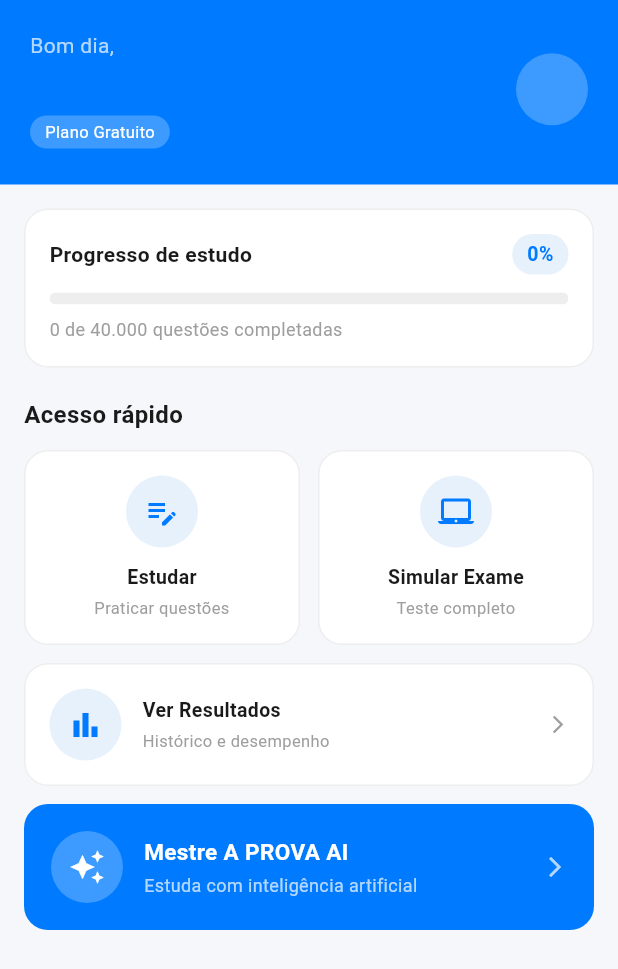
After one commit to Guarnete/a-prova-app, a Flutter app: the HomeScreen screen opened directly, on a phone screen of 412 x 824 dp. The commit adds this screen. Shown: the top 969 px of the screen. Run offline on Flutter 3.47's test engine with Material 3 defaults, Android fonts, the phone set to English and light mode, and no system bars; our stand-ins replace cloud_firestore, firebase_auth, firebase_core; accounts and stored records are empty; statements that could not run were skipped.

Commit message:
✅ FASE 2 (60%): Tela Home criada + AppDialog pop-ups + navegação Login→Home

```diff
--- /dev/null
+++ b/lib/screens/home_screen.dart
@@ -0,0 +1,452 @@
+import 'package:flutter/material.dart';
+import 'package:firebase_auth/firebase_auth.dart';
+import '../services/auth_service.dart';
+import 'login_screen.dart';
+
+class HomeScreen extends StatefulWidget {
+  const HomeScreen({Key? key}) : super(key: key);
+
+  @override
+  State<HomeScreen> createState() => _HomeScreenState();
+}
+
+class _HomeScreenState extends State<HomeScreen> {
+  final _authService = AuthService();
+  String _nomeUtilizador = '';
+  String _iniciaisUtilizador = '';
+  String _plano = 'Plano Gratuito';
+
+  @override
+  void initState() {
+    super.initState();
+    _carregarDadosUtilizador();
+  }
+
+  void _carregarDadosUtilizador() {
+    final User? user = _authService.currentUser;
+    if (user != null) {
+      final nome = user.displayName ?? 'Estudante';
+      final partes = nome.split(' ');
+      final iniciais = partes.length >= 2
+          ? '${partes[0][0]}${partes[1][0]}'.toUpperCase()
+          : nome[0].toUpperCase();
+      setState(() {
+        _nomeUtilizador = nome;
+        _iniciaisUtilizador = iniciais;
+      });
+    }
+  }
+
+  String _saudacao() {
+    final hora = DateTime.now().hour;
+    if (hora < 12) return 'Bom dia,';
+    if (hora < 18) return 'Boa tarde,';
+    return 'Boa noite,';
+  }
+
+  Future<void> _logout() async {
+    final confirmar = await showDialog<bool>(
+      context: context,
+      builder: (context) => AlertDialog(
+        shape: RoundedRectangleBorder(borderRadius: BorderRadius.circular(16)),
+        title: const Text('Terminar sessão'),
+        content: const Text('Tens a certeza que queres sair?'),
+        actions: [
+          TextButton(
+            onPressed: () => Navigator.pop(context, false),
+            child: const Text('Cancelar'),
+          ),
+          ElevatedButton(
+            onPressed: () => Navigator.pop(context, true),
+            style: ElevatedButton.styleFrom(
+              backgroundColor: Colors.red,
+              shape: RoundedRectangleBorder(borderRadius: BorderRadius.circular(8)),
+            ),
+            child: const Text('Sair', style: TextStyle(color: Colors.white)),
+          ),
+        ],
+      ),
+    );
+    if (confirmar == true) {
+      await _authService.logout();
+      if (!mounted) return;
+      Navigator.pushReplacement(
+        context,
+        MaterialPageRoute(builder: (context) => const LoginScreen()),
+      );
+    }
+  }
+
+  @override
+  Widget build(BuildContext context) {
+    return Scaffold(
+      backgroundColor: const Color(0xFFF5F7FA),
+      body: SafeArea(
+        child: SingleChildScrollView(
+          child: Column(
+            crossAxisAlignment: CrossAxisAlignment.start,
+            children: [
+
+              // HEADER AZUL
+              Container(
+                width: double.infinity,
+                color: const Color(0xFF007AFF),
+                padding: const EdgeInsets.fromLTRB(20, 20, 20, 24),
+                child: Row(
+                  mainAxisAlignment: MainAxisAlignment.spaceBetween,
+                  children: [
+                    Column(
+                      crossAxisAlignment: CrossAxisAlignment.start,
+                      children: [
+                        Text(
+                          _saudacao(),
+                          style: const TextStyle(
+                            color: Colors.white70,
+                            fontSize: 14,
+                          ),
+                        ),
+                        const SizedBox(height: 4),
+                        Text(
+                          _nomeUtilizador,
+                          style: const TextStyle(
+                            color: Colors.white,
+                            fontSize: 20,
+                            fontWeight: FontWeight.bold,
+                          ),
+                        ),
+                        const SizedBox(height: 4),
+                        Container(
+                          padding: const EdgeInsets.symmetric(horizontal: 10, vertical: 3),
+                          decoration: BoxDecoration(
+                            color: Colors.white24,
+                            borderRadius: BorderRadius.circular(20),
+                          ),
+                          child: Text(
+                            _plano,
+                            style: const TextStyle(
+                              color: Colors.white,
+                              fontSize: 11,
+                            ),
+                          ),
+                        ),
+                      ],
+                    ),
+                    GestureDetector(
+                      onTap: _logout,
+                      child: CircleAvatar(
+                        radius: 24,
+                        backgroundColor: Colors.white24,
+                        child: Text(
+                          _iniciaisUtilizador,
+                          style: const TextStyle(
+                            color: Colors.white,
+                            fontWeight: FontWeight.bold,
+                            fontSize: 16,
+                          ),
+                        ),
+                      ),
+                    ),
+                  ],
+                ),
+              ),
+
+              // PROGRESSO
+              Container(
+                margin: const EdgeInsets.all(16),
+                padding: const EdgeInsets.all(16),
+                decoration: BoxDecoration(
+                  color: Colors.white,
+                  borderRadius: BorderRadius.circular(16),
+                  border: Border.all(color: Colors.grey.shade200),
+                ),
+                child: Column(
+                  crossAxisAlignment: CrossAxisAlignment.start,
+                  children: [
+                    Row(
+                      mainAxisAlignment: MainAxisAlignment.spaceBetween,
+                      children: [
+                        const Text(
+                          'Progresso de estudo',
+                          style: TextStyle(
+                            fontSize: 14,
+                            fontWeight: FontWeight.w600,
+                            color: Color(0xFF1A1A1A),
+                          ),
+                        ),
+                        Container(
+                          padding: const EdgeInsets.symmetric(horizontal: 10, vertical: 4),
+                          decoration: BoxDecoration(
+                            color: const Color(0xFFE6F1FB),
+                            borderRadius: BorderRadius.circular(20),
+                          ),
+                          child: const Text(
+                            '0%',
+                            style: TextStyle(
+                              color: Color(0xFF007AFF),
+                              fontWeight: FontWeight.bold,
+                              fontSize: 13,
+                            ),
+                          ),
+                        ),
+                      ],
+                    ),
+                    const SizedBox(height: 12),
+                    ClipRRect(
+                      borderRadius: BorderRadius.circular(4),
+                      child: LinearProgressIndicator(
+                        value: 0.0,
+                        minHeight: 8,
+                        backgroundColor: Colors.grey.shade200,
+                        valueColor: const AlwaysStoppedAnimation<Color>(Color(0xFF007AFF)),
+                      ),
+                    ),
+                    const SizedBox(height: 8),
+                    const Text(
+                      '0 de 40.000 questões completadas',
+                      style: TextStyle(fontSize: 12, color: Colors.grey),
+                    ),
+                  ],
+                ),
+              ),
+
+              // TÍTULO SECÇÃO
+              const Padding(
+                padding: EdgeInsets.fromLTRB(16, 4, 16, 12),
+                child: Text(
+                  'Acesso rápido',
+                  style: TextStyle(
+                    fontSize: 16,
+                    fontWeight: FontWeight.bold,
+                    color: Color(0xFF1A1A1A),
+                  ),
+                ),
+              ),
+
+              // BOTÕES ESTUDAR + SIMULAR EXAME
+              Padding(
+                padding: const EdgeInsets.symmetric(horizontal: 16),
+                child: Row(
+                  children: [
+                    Expanded(
+                      child: _BotaoAcesso(
+                        icone: Icons.edit_note,
+                        titulo: 'Estudar',
+                        subtitulo: 'Praticar questões',
+                        aoTapar: () {},
+                      ),
+                    ),
+                    const SizedBox(width: 12),
+                    Expanded(
+                      child: _BotaoAcesso(
+                        icone: Icons.laptop_mac,
+                        titulo: 'Simular Exame',
+                        subtitulo: 'Teste completo',
+                        aoTapar: () {},
+                      ),
+                    ),
+                  ],
+                ),
+              ),
+              const SizedBox(height: 12),
+
+              // BOTÃO VER RESULTADOS
+              Padding(
+                padding: const EdgeInsets.symmetric(horizontal: 16),
+                child: _BotaoAcessoLargo(
+                  icone: Icons.bar_chart,
+                  titulo: 'Ver Resultados',
+                  subtitulo: 'Histórico e desempenho',
+                  aoTapar: () {},
+                ),
+              ),
+              const SizedBox(height: 12),
+
+              // BOTÃO MESTRE AI — DESTAQUE
+              Padding(
+                padding: const EdgeInsets.fromLTRB(16, 0, 16, 32),
+                child: GestureDetector(
+                  onTap: () {},
+                  child: Container(
+                    padding: const EdgeInsets.all(18),
+                    decoration: BoxDecoration(
+                      color: const Color(0xFF007AFF),
+                      borderRadius: BorderRadius.circular(16),
+                    ),
+                    child: Row(
+                      children: [
+                        Container(
+                          width: 48,
+                          height: 48,
+                          decoration: BoxDecoration(
+                            color: Colors.white24,
+                            borderRadius: BorderRadius.circular(24),
+                          ),
+                          child: const Icon(
+                            Icons.auto_awesome,
+                            color: Colors.white,
+                            size: 24,
+                          ),
+                        ),
+                        const SizedBox(width: 14),
+                        const Expanded(
+                          child: Column(
+                            crossAxisAlignment: CrossAxisAlignment.start,
+                            children: [
+                              Text(
+                                'Mestre A PROVA AI',
+                                style: TextStyle(
+                                  color: Colors.white,
+                                  fontWeight: FontWeight.bold,
+                                  fontSize: 15,
+                                ),
+                              ),
+                              SizedBox(height: 3),
+                              Text(
+                                'Estuda com inteligência artificial',
+                                style: TextStyle(
+                                  color: Colors.white70,
+                                  fontSize: 12,
+                                ),
+                              ),
+                            ],
+                          ),
+                        ),
+                        const Icon(
+                          Icons.arrow_forward_ios,
+                          color: Colors.white70,
+                          size: 16,
+                        ),
+                      ],
+                    ),
+                  ),
+                ),
+              ),
+            ],
+          ),
+        ),
+      ),
+    );
+  }
+}
+
+// WIDGET: Botão de acesso rápido (quadrado)
+class _BotaoAcesso extends StatelessWidget {
+  final IconData icone;
+  final String titulo;
+  final String subtitulo;
+  final VoidCallback aoTapar;
+
+  const _BotaoAcesso({
+    required this.icone,
+    required this.titulo,
+    required this.subtitulo,
+    required this.aoTapar,
+  });
+
+  @override
+  Widget build(BuildContext context) {
+    return GestureDetector(
+      onTap: aoTapar,
+      child: Container(
+        padding: const EdgeInsets.all(16),
+        decoration: BoxDecoration(
+          color: Colors.white,
+          borderRadius: BorderRadius.circular(16),
+          border: Border.all(color: Colors.grey.shade200),
+        ),
+        child: Column(
+          children: [
+            Container(
+              width: 48,
+              height: 48,
+              decoration: BoxDecoration(
+                color: const Color(0xFFE6F1FB),
+                borderRadius: BorderRadius.circular(24),
+              ),
+              child: Icon(icone, color: const Color(0xFF007AFF), size: 24),
+            ),
+            const SizedBox(height: 10),
+            Text(
+              titulo,
+              style: const TextStyle(
+                fontWeight: FontWeight.bold,
+                fontSize: 13,
+                color: Color(0xFF1A1A1A),
+              ),
+            ),
+            const SizedBox(height: 3),
+            Text(
+              subtitulo,
+              style: const TextStyle(fontSize: 11, color: Colors.grey),
+              textAlign: TextAlign.center,
+            ),
+          ],
+        ),
+      ),
+    );
+  }
+}
+
+// WIDGET: Botão de acesso rápido (largo)
+class _BotaoAcessoLargo extends StatelessWidget {
+  final IconData icone;
+  final String titulo;
+  final String subtitulo;
+  final VoidCallback aoTapar;
+
+  const _BotaoAcessoLargo({
+    required this.icone,
+    required this.titulo,
+    required this.subtitulo,
+    required this.aoTapar,
+  });
+
+  @override
+  Widget build(BuildContext context) {
+    return GestureDetector(
+      onTap: aoTapar,
+      child: Container(
+        padding: const EdgeInsets.all(16),
+        decoration: BoxDecoration(
+          color: Colors.white,
+          borderRadius: BorderRadius.circular(16),
+          border: Border.all(color: Colors.grey.shade200),
+        ),
+        child: Row(
+          children: [
+            Container(
+              width: 48,
+              height: 48,
+              decoration: BoxDecoration(
+                color: const Color(0xFFE6F1FB),
+                borderRadius: BorderRadius.circular(24),
+              ),
+              child: Icon(icone, color: const Color(0xFF007AFF), size: 24),
+            ),
+            const SizedBox(width: 14),
+            Column(
+              crossAxisAlignment: CrossAxisAlignment.start,
+              children: [
+                Text(
+                  titulo,
+                  style: const TextStyle(
+                    fontWeight: FontWeight.bold,
+                    fontSize: 13,
+                    color: Color(0xFF1A1A1A),
+                  ),
+                ),
+                const SizedBox(height: 3),
+                Text(
+                  subtitulo,
+                  style: const TextStyle(fontSize: 11, color: Colors.grey),
+                ),
+              ],
+            ),
+            const Spacer(),
+            const Icon(Icons.arrow_forward_ios, color: Colors.grey, size: 14),
+          ],
+        ),
+      ),
+    );
+  }
+}
```
Also changed, not shown: lib/screens/login_screen.dart (+31 -31 lines), lib/screens/register_screen.dart (+9 -11 lines), lib/widgets/app_dialog.dart (added, +161 -0 lines).
